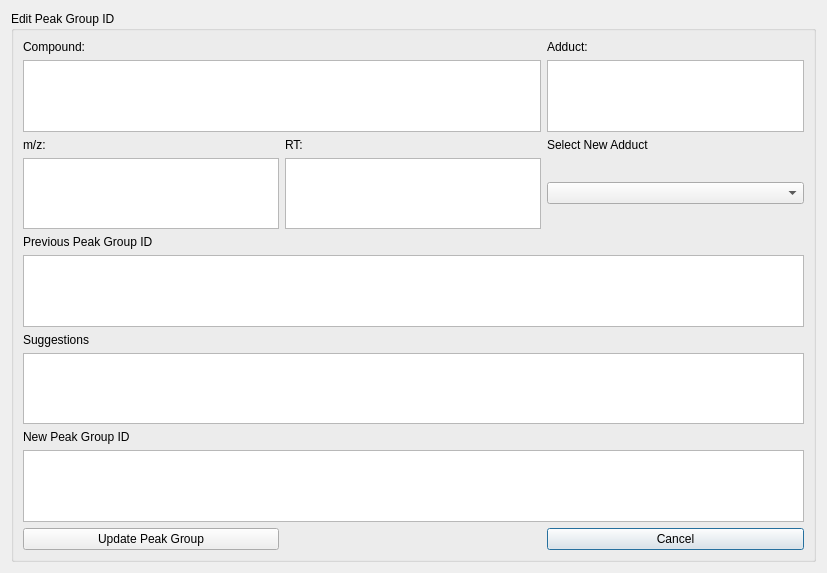
Qt form src/maven/forms/editpeakgroupdialog.ui (eugenemel/maven) before a commit.
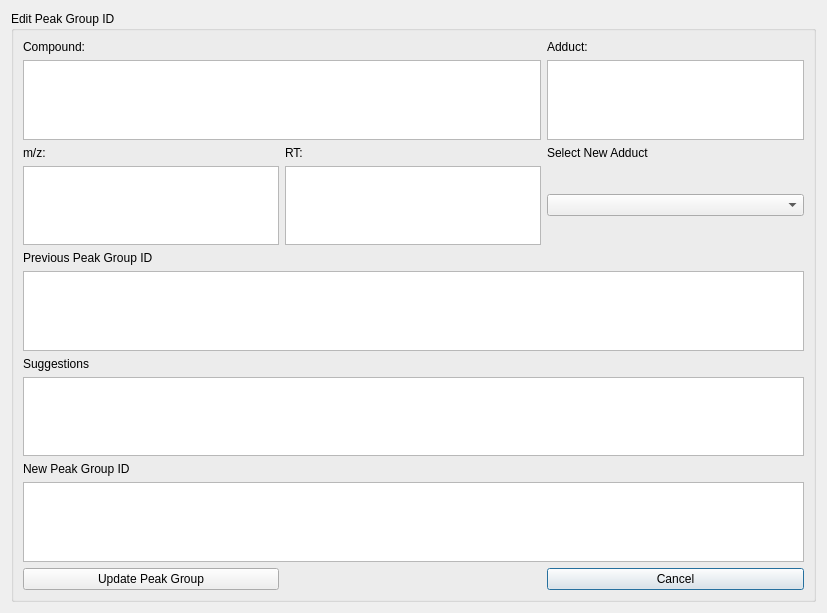
The same form after that commit.

Commit message: Issue 330: Fill out EditPeakGroupingDialog adduct combo box with user-selected adducts, respond to updates appropriately.

The edit to the form file:
```diff
--- a/src/maven/forms/editpeakgroupdialog.ui
+++ b/src/maven/forms/editpeakgroupdialog.ui
@@ -7,7 +7,7 @@
     <x>0</x>
     <y>0</y>
     <width>827</width>
-    <height>573</height>
+    <height>613</height>
    </rect>
   </property>
   <property name="windowTitle">
```
Left out of the diff: 2 changed lines with no effect on the pictures. The commit also changes 4 other files.
